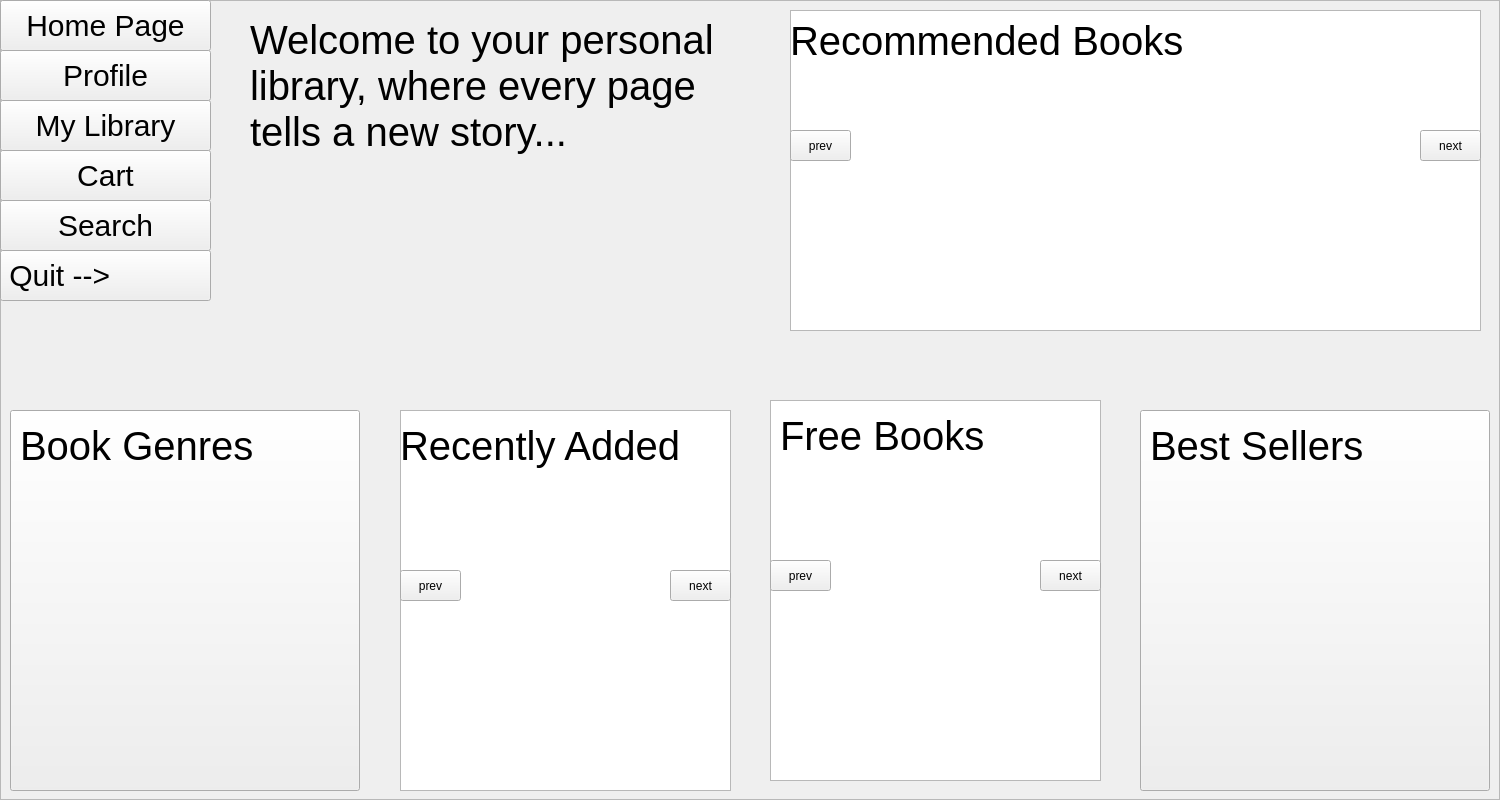
Above: BookClubProject/appWindow/userwindow.ui from mohammadshirizadeh-sudo/book-club before the change. Below: the same form after it.
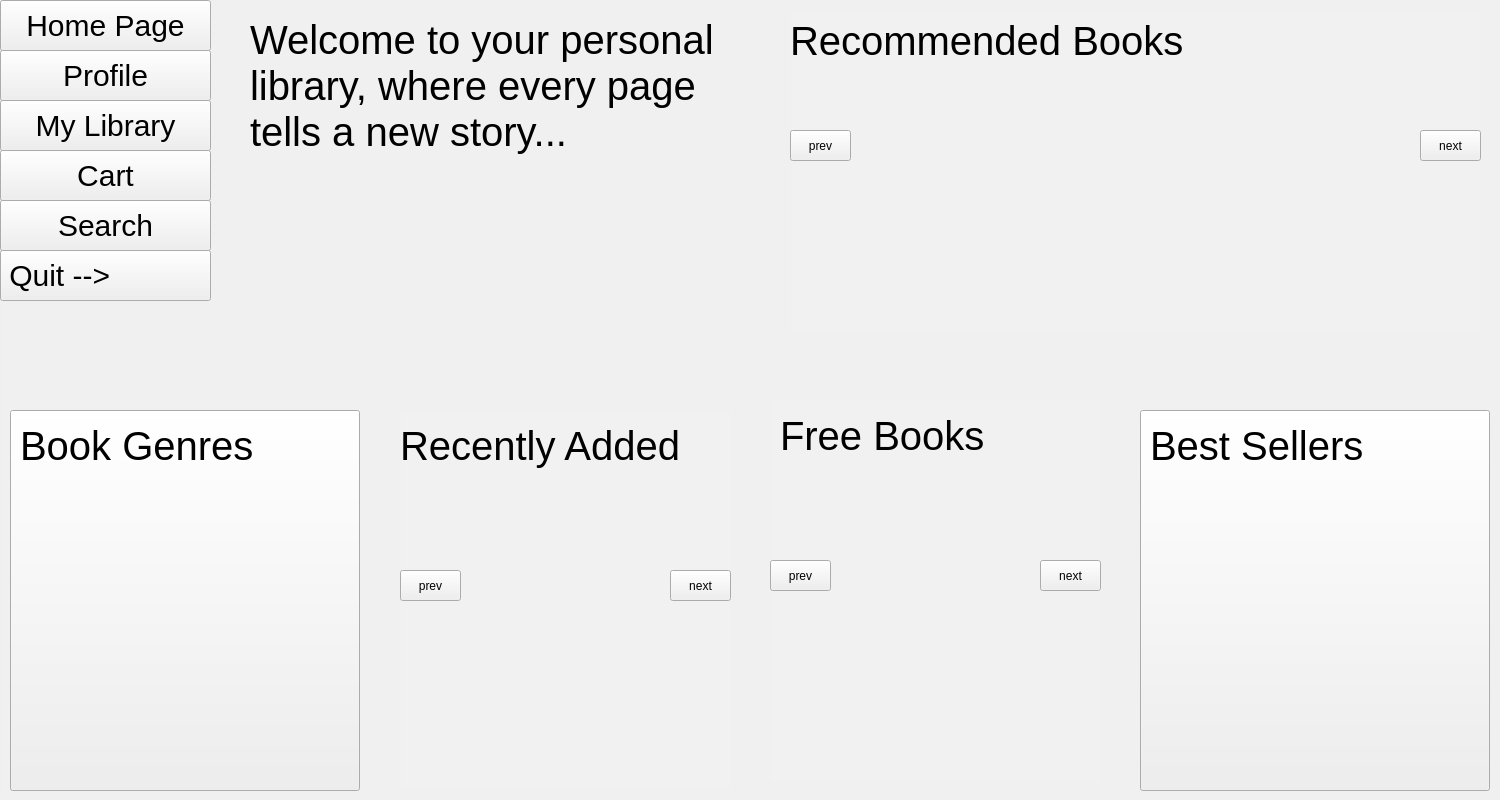
That is the form after the change. Icons and pictures are not drawn.

Commit message: change userwindow ui page

What changed in the file:
```diff
--- a/BookClubProject/appWindow/userwindow.ui
+++ b/BookClubProject/appWindow/userwindow.ui
@@ -31,6 +31,11 @@
      <height>800</height>
     </rect>
    </property>
+   <property name="styleSheet">
+    <string notr="true">QFrame {
+	background-color: rgba(255,255,255,10);
+}</string>
+   </property>
    <property name="frameShape">
     <enum>QFrame::Shape::StyledPanel</enum>
    </property>
```
The commit also changes 2 other files.
